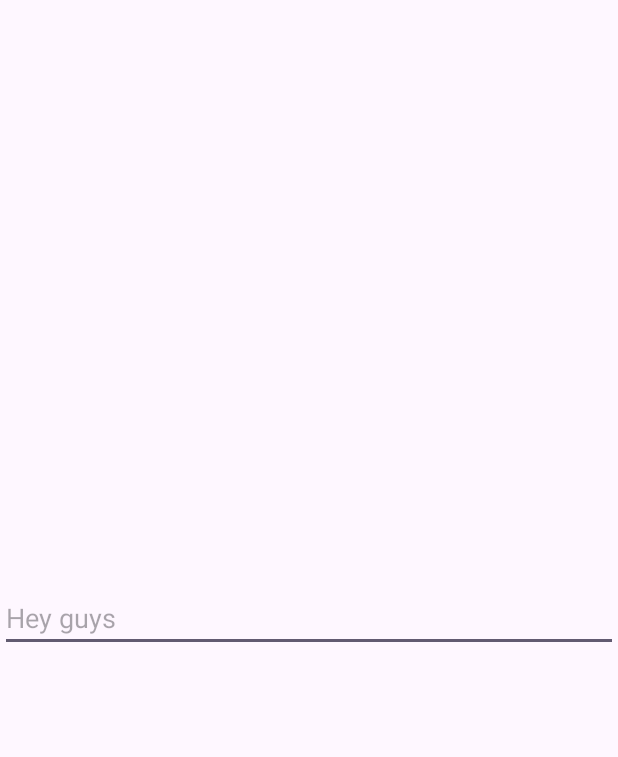
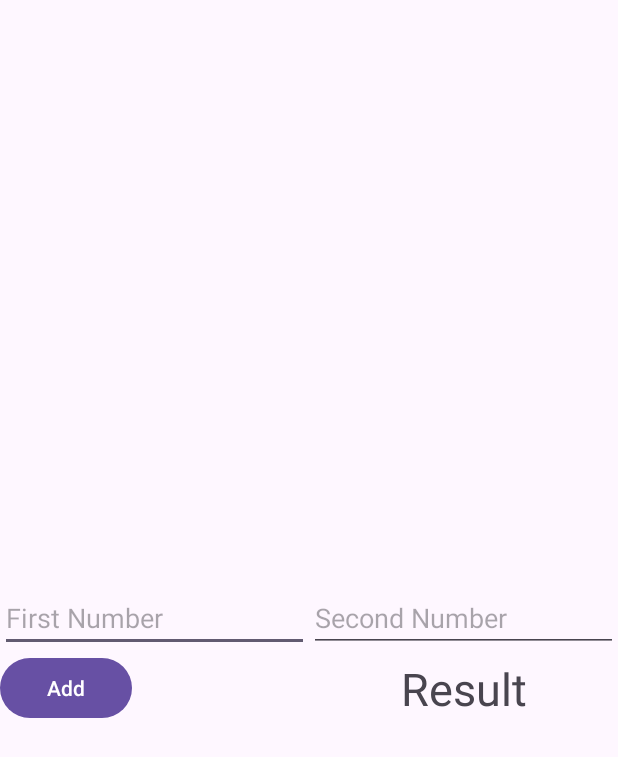
Before and after one commit to zeeshanchana95/android-fundamentals, an Android app: the screen it shows after launch (MainActivity), on a phone screen of 412 x 824 dp. Shown: the top 757 px of the screen. Run offline under Robolectric (Android 15) with nearby library versions, the phone set to English and light mode, and no system bars.

Commit message:
add basic addition app to practice edittext

```diff
--- a/app/src/main/java/com/example/tutorials/MainActivity.kt
+++ b/app/src/main/java/com/example/tutorials/MainActivity.kt
@@ -3,6 +3,7 @@ package com.example.tutorials
 import android.os.Bundle
 import android.util.Log
 import android.widget.Button
+import android.widget.EditText
 import android.widget.TextView
 import androidx.activity.enableEdgeToEdge
 import androidx.appcompat.app.AppCompatActivity
@@ -19,13 +20,18 @@ class MainActivity : AppCompatActivity() {
             v.setPadding(systemBars.left, systemBars.top, systemBars.right, systemBars.bottom)
             insets
         }
-        val btnCount = findViewById<Button>(R.id.btnCount)
-        val tvCount = findViewById<TextView>(R.id.tvCount)
 
-        var count = 0
-        btnCount.setOnClickListener {
-            count++
-            tvCount.text = "Let's count together: $count"
+        val edFirstNumber = findViewById<EditText>(R.id.etFirstNumber)
+        val edSecondNumber = findViewById<EditText>(R.id.etSecondNumber)
+        val tvResult = findViewById<TextView>(R.id.tvResult)
+        val  btnAdd = findViewById<Button>(R.id.btnAdd)
+
+        btnAdd.setOnClickListener {
+            val firstNumber = edFirstNumber.text.toString().toInt()
+            val serviceConfig = edSecondNumber.text.toString().toInt()
+            val result = firstNumber + serviceConfig
+            tvResult.text = result.toString()
         }
+
     }
 }
--- a/app/src/main/res/layout/activity_main.xml
+++ b/app/src/main/res/layout/activity_main.xml
@@ -10,16 +10,49 @@
     android:padding="16dp"
     tools:context=".MainActivity">
 
+
     <EditText
-        android:id="@+id/editTextText"
-        android:layout_width="match_parent"
+        android:id="@+id/etFirstNumber"
+        android:layout_width="0dp"
         android:layout_height="wrap_content"
-        android:hint="Hey guys"
-        android:inputType="textPersonName"
+        android:ems="10"
+        android:inputType="number"
+        android:hint="First Number"
+        app:layout_constraintBottom_toBottomOf="parent"
+        app:layout_constraintEnd_toStartOf="@+id/etSecondNumber"
+        app:layout_constraintHorizontal_bias="0.5"
+        app:layout_constraintStart_toStartOf="parent"
+        app:layout_constraintTop_toTopOf="parent" />
+
+    <EditText
+        android:id="@+id/etSecondNumber"
+        android:layout_width="0dp"
+        android:layout_height="wrap_content"
+        android:ems="10"
+        android:inputType="number"
+        android:hint="Second Number"
         app:layout_constraintBottom_toBottomOf="parent"
         app:layout_constraintEnd_toEndOf="parent"
         app:layout_constraintHorizontal_bias="0.5"
+        app:layout_constraintStart_toEndOf="@+id/etFirstNumber"
+        app:layout_constraintTop_toTopOf="parent" />
+
+    <Button
+        android:id="@+id/btnAdd"
+        android:layout_width="wrap_content"
+        android:layout_height="wrap_content"
+        android:text="Add"
         app:layout_constraintStart_toStartOf="parent"
-        app:layout_constraintTop_toTopOf="parent"
-        app:layout_constraintVertical_bias="0.5" />
+        app:layout_constraintTop_toBottomOf="@+id/etFirstNumber" />
+
+    <TextView
+        android:id="@+id/tvResult"
+        android:layout_width="wrap_content"
+        android:layout_height="wrap_content"
+        android:text="Result"
+        android:textSize="30sp"
+        app:layout_constraintBottom_toBottomOf="@+id/btnAdd"
+        app:layout_constraintEnd_toEndOf="@+id/etSecondNumber"
+        app:layout_constraintStart_toEndOf="@+id/etFirstNumber"
+        app:layout_constraintTop_toBottomOf="@+id/etSecondNumber" />
 </androidx.constraintlayout.widget.ConstraintLayout>
```
